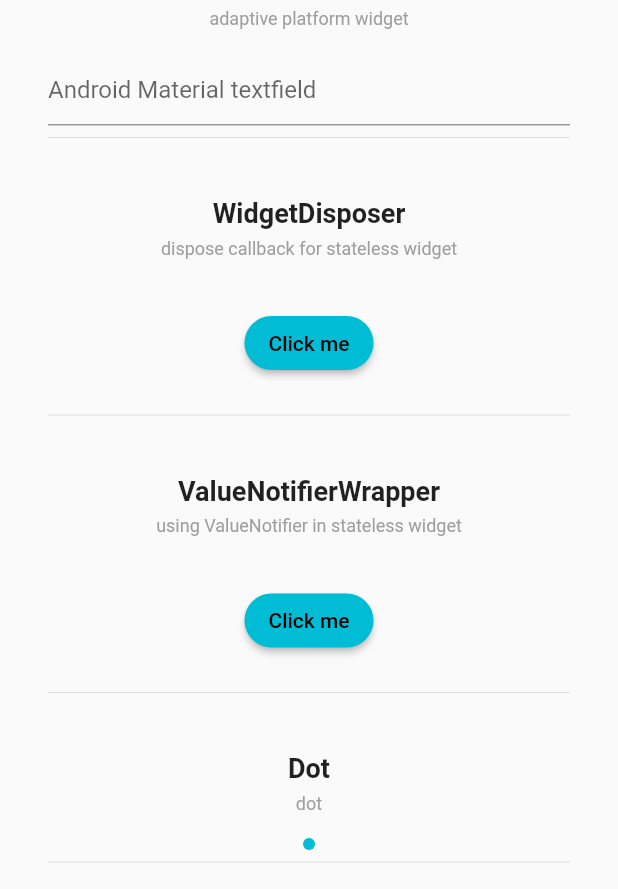
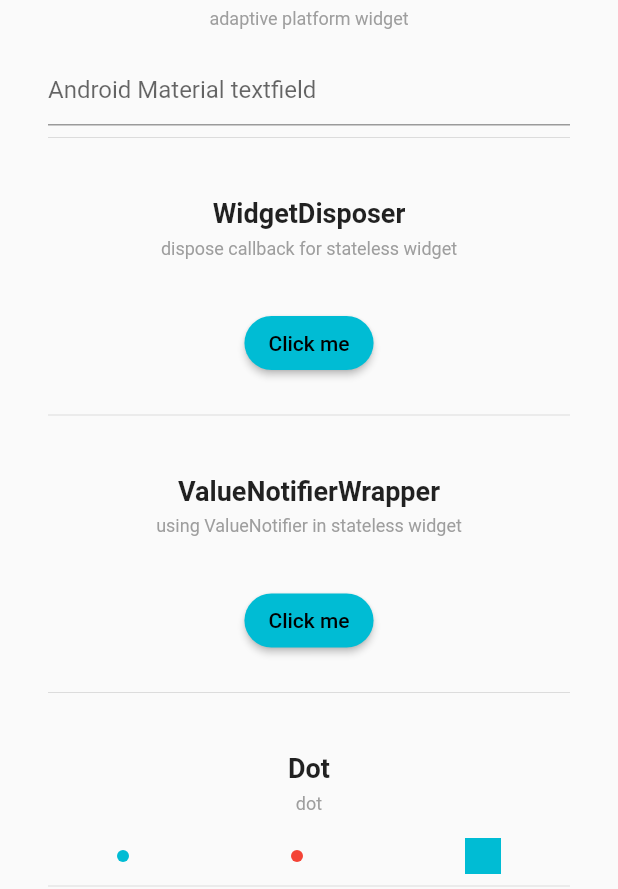
Before and after one commit to lynical-software/skadi, a Flutter app: the OtherWidgetExample screen opened directly, on a phone screen of 412 x 824 dp, the part 347-1236 px from its top. Run offline on Flutter 3.47's test engine with Material 2 defaults, Android fonts, the light colour scheme and no system bars; our stand-ins replace universal_platform; missing offline and left inert: future_manager.

Commit message:
0.1.1 release

```diff
--- a/example/lib/examples/other_widget.dart
+++ b/example/lib/examples/other_widget.dart
@@ -64,9 +64,14 @@ class _OtherWidgetExampleState extends State<OtherWidgetExample> {
           const Section(
             title: "Dot",
             subtitle: "dot",
-            isRow: false,
+            isRow: true,
             children: [
-              Dot(),
+              Dot(margin: EdgeInsets.only(right: 16)),
+              Dot(color: Colors.red, margin: EdgeInsets.only(right: 16)),
+              Dot(
+                shape: BoxShape.rectangle,
+                size: 24,
+              ),
             ],
           ),
           Section(
--- a/example/lib/main.dart
+++ b/example/lib/main.dart
@@ -1,6 +1,7 @@
 import 'package:flutter/material.dart';
 import 'package:skadi/skadi.dart';
 import 'package:skadi_example/examples/buttons.dart';
+import 'package:skadi_example/examples/navigator.dart';
 import 'package:skadi_example/examples/style_decoration.dart';
 
 import 'examples/dialogs.dart';
@@ -57,6 +58,8 @@ class _RootPageState extends State<RootPage> {
     ExampleButton(name: "Dialogs", child: const DialogsExample()),
     ExampleButton(name: "Mixin Example", child: const MixinExample()),
     ExampleButton(
+        name: "Navigator Example", child: const SkadiNavigatorExample()),
+    ExampleButton(
         name: "Style and Decoration", child: const StyleAndDecorationExample()),
     ExampleButton(name: "Other widgets", child: const OtherWidgetExample()),
     ExampleButton(
@@ -77,7 +80,7 @@ class _RootPageState extends State<RootPage> {
                 onPressed: () async {
                   await SkadiNavigator.push(context, widget.child);
                   SkadiUtils.wait().then((value) {
-                    infoLog(manager);
+                    infoLog("Manager", manager);
                   });
                 },
                 child: Text(widget.name),
--- a/lib/src/utilities/skadi_navigator.dart
+++ b/lib/src/utilities/skadi_navigator.dart
@@ -1,6 +1,14 @@
 import 'package:flutter/material.dart';
 
 import 'logger.dart';
+
+class SkadiRouteException implements Exception {
+  final String message;
+  SkadiRouteException(this.message);
+
+  @override
+  String toString() => message;
+}
 
 class SkadiNavigator {
   ///Less boilerplate MaterialPageRoute Navigatoe
@@ -8,7 +16,7 @@ class SkadiNavigator {
 
   ///short handed push navigator
   ///[routeName] parameter can be use instead of [settings] if you only need to provider routeName
-  static Future push<T>(
+  static Future<T?> push<T>(
     BuildContext context,
     Widget page, {
     bool fullscreenDialog = false,
@@ -74,8 +82,8 @@ class SkadiNavigator {
   }
 
   static void popTime(BuildContext context, int count) {
-    int count = 0;
-    Navigator.of(context).popUntil((_) => count++ >= 2);
+    int total = 0;
+    Navigator.of(context).popUntil((_) => total++ >= count);
   }
 
   static void pop<T>(BuildContext context, [T? result]) {
@@ -134,6 +142,9 @@ class SkadiRouteObserver extends RouteObserver<PageRoute<dynamic>> {
   static void popUntilRoute(BuildContext context, String route) {
     assert(historyContains(route));
     int routePopToIndex = _history.indexOf(route);
+    if (routePopToIndex < 0) {
+      throw SkadiRouteException("Route not found");
+    }
     int popCount = _history.length - (routePopToIndex + 1);
     Navigator.of(context).popUntil((route) => popCount-- <= 0);
   }
--- a/lib/src/widgets/dot.dart
+++ b/lib/src/widgets/dot.dart
@@ -2,30 +2,47 @@ import 'package:flutter/material.dart';
 
 class Dot extends StatelessWidget {
   final double size;
+  final double? width;
+  final double? height;
+  final BoxShape shape;
+  final Widget? child;
+
+  ///Use Theme's primary color if color isn't provide
   final Color? color;
-  final BoxShape shape;
+
   final EdgeInsets? margin;
-  final EdgeInsets? padding;
+
+  ///Define a horizontal margin which is the most use case for this widget
+  final double? horizontal;
+
+  ///Create a Container with default value that look like a dot
+  ///default [size] is `8`, you can set [width] or [height] to ignore [size] value
+  ///Has no margin or padding, [horizontal] and [margin] can be use to add margin
   const Dot({
     Key? key,
     this.size = 8,
     this.shape = BoxShape.circle,
     this.color,
     this.margin,
-    this.padding,
+    this.horizontal,
+    this.width,
+    this.height,
+    this.child,
   }) : super(key: key);
 
   @override
   Widget build(BuildContext context) {
     return Container(
-      margin: margin,
-      padding: padding,
-      width: size,
-      height: size,
+      margin: horizontal != null
+          ? EdgeInsets.symmetric(horizontal: horizontal ?? 0.0)
+          : margin,
+      width: width ?? size,
+      height: height ?? size,
       decoration: BoxDecoration(
         color: color ?? Theme.of(context).primaryColor,
-        shape: BoxShape.circle,
+        shape: shape,
       ),
+      child: child,
     );
   }
 }
--- a/pubspec.yaml
+++ b/pubspec.yaml
@@ -1,6 +1,6 @@
 name: skadi
 description: Flutter utilities packages for custom widgets and utilities function.
-version: 0.1.0
+version: 0.1.1
 
 homepage: https://www.lynical.com
 repository: https://github.com/lynical-software/skadi
```
Also changed, not shown: example/lib/examples/navigator.dart (added, +169 -0 lines), lib/src/extension/context_extension.dart (+28 -0 lines), example/pubspec.lock, 2 other files.
